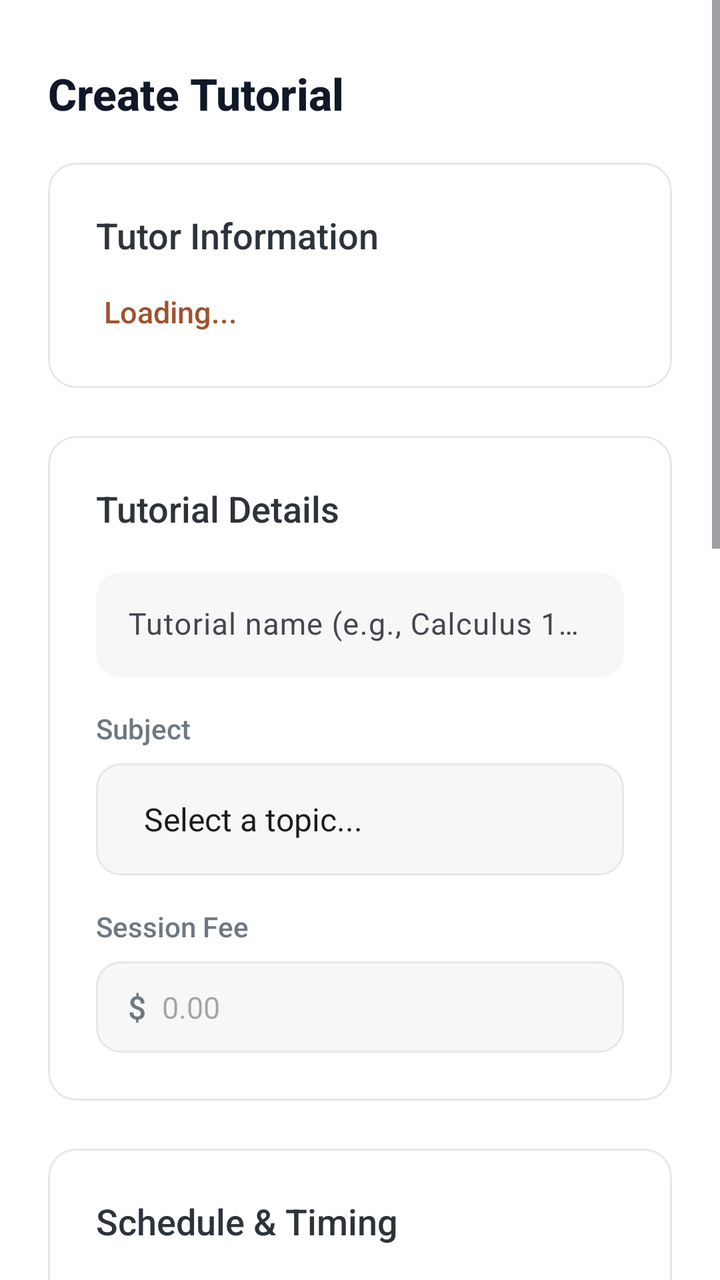
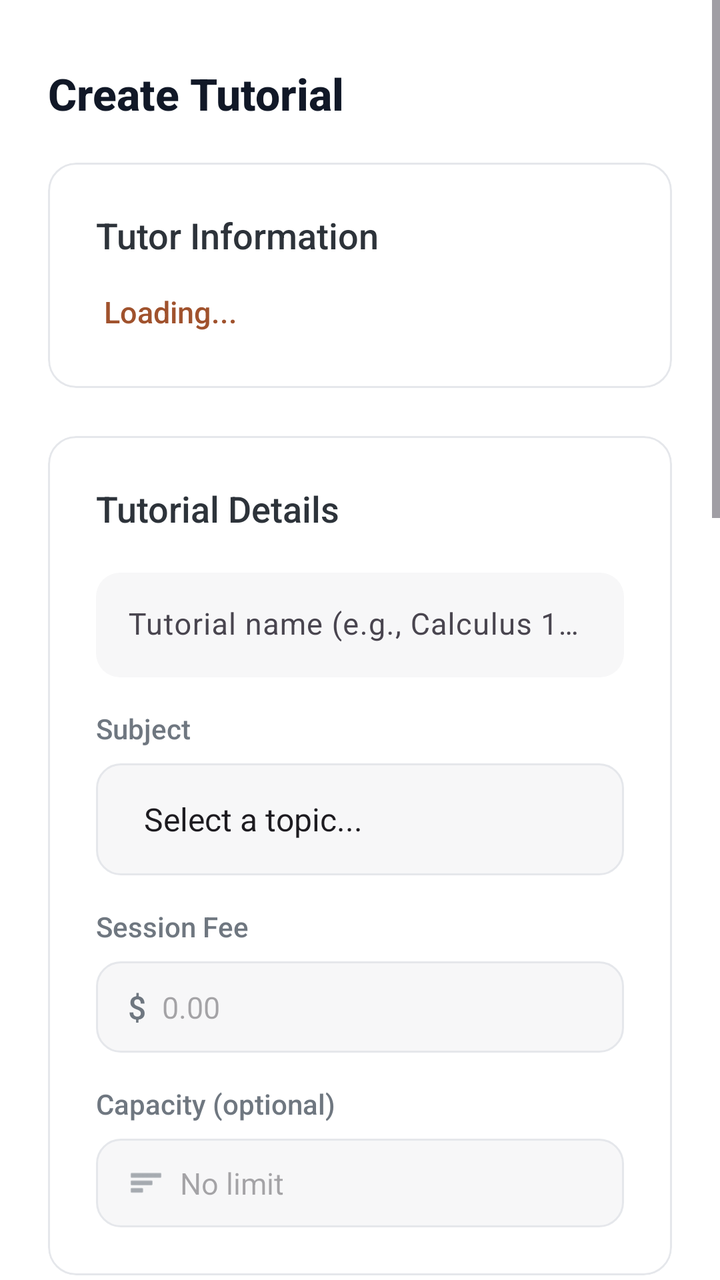

Compare the two renders of this Android layout. The source of the first and the diff that turns it into the second are given below.
<!-- AndroidManifest.xml: application theme Theme.Csci3130Group1 -->
<!-- res/layout/fragment_tutorial_management.xml -->
<?xml version="1.0" encoding="utf-8"?>
<ScrollView xmlns:android="http://schemas.android.com/apk/res/android"
    xmlns:app="http://schemas.android.com/apk/res-auto"
    android:layout_width="match_parent"
    android:layout_height="match_parent"
    android:fillViewport="true"
    android:background="#FFFFFF">

    <LinearLayout
        android:layout_width="match_parent"
        android:layout_height="wrap_content"
        android:orientation="vertical"
        android:paddingLeft="24dp"
        android:paddingRight="24dp"
        android:paddingTop="32dp"
        android:paddingBottom="120dp">

        
        <TextView
            android:layout_width="wrap_content"
            android:layout_height="wrap_content"
            android:text="Create Tutorial"
            android:textSize="22sp"
            android:fontFamily="sans-serif-medium"
            android:textStyle="bold"
            android:textColor="#111827"
            android:layout_marginBottom="20dp"/>

        
        <com.google.android.material.card.MaterialCardView
            android:layout_width="match_parent"
            android:layout_height="wrap_content"
            android:layout_marginBottom="24dp"
            app:cardCornerRadius="14dp"
            app:cardElevation="0dp"
            app:cardBackgroundColor="#FFFFFF"
            app:strokeColor="#E5E7EB"
            app:strokeWidth="1dp">

            <LinearLayout
                android:layout_width="match_parent"
                android:layout_height="wrap_content"
                android:orientation="vertical"
                android:padding="24dp">

                <TextView
                    android:layout_width="wrap_content"
                    android:layout_height="wrap_content"
                    android:text="Tutor Information"
                    android:textSize="18sp"
                    android:textStyle="normal"
                    android:textColor="#2D333A"
                    android:fontFamily="sans-serif-medium"
                    android:layout_marginBottom="12dp"/>

                <TextView
                    android:id="@+id/tutor_name_display"
                    android:layout_width="match_parent"
                    android:layout_height="wrap_content"
                    android:text="Loading..."
                    android:textSize="15sp"
                    android:textColor="#A0522D"
                    android:fontFamily="sans-serif-medium"
                    android:clickable="true"
                    android:focusable="true"
                    android:padding="4dp"/>

            </LinearLayout>
        </com.google.android.material.card.MaterialCardView>

        
        <com.google.android.material.card.MaterialCardView
            android:layout_width="match_parent"
            android:layout_height="wrap_content"
            android:layout_marginBottom="24dp"
            app:cardCornerRadius="14dp"
            app:cardElevation="0dp"
            app:cardBackgroundColor="#FFFFFF"
            app:strokeColor="#E5E7EB"
            app:strokeWidth="1dp">

            <LinearLayout
                android:layout_width="match_parent"
                android:layout_height="wrap_content"
                android:orientation="vertical"
                android:padding="24dp">

                <TextView
                    android:layout_width="wrap_content"
                    android:layout_height="wrap_content"
                    android:text="Tutorial Details"
                    android:textSize="18sp"
                    android:textStyle="normal"
                    android:textColor="#2D333A"
                    android:fontFamily="sans-serif-medium"
                    android:layout_marginBottom="20dp"/>

                
                <com.google.android.material.textfield.TextInputLayout
                    android:layout_width="match_parent"
                    android:layout_height="wrap_content"
                    android:layout_marginBottom="16dp"
                    app:boxBackgroundMode="filled"
                    app:boxBackgroundColor="#F7F7F8"
                    app:boxStrokeWidth="0dp"
                    app:boxStrokeWidthFocused="1dp"
                    app:boxStrokeColor="#E5E7EB"
                    app:boxCornerRadiusTopStart="12dp"
                    app:boxCornerRadiusTopEnd="12dp"
                    app:boxCornerRadiusBottomStart="12dp"
                    app:boxCornerRadiusBottomEnd="12dp"
                    app:hintTextColor="#6F7780">

                    <com.google.android.material.textfield.TextInputEditText
                        android:id="@+id/tutorial_name_input"
                        android:layout_width="match_parent"
                        android:layout_height="wrap_content"
                        android:hint="Tutorial name (e.g., Calculus 101 Basics)"
                        android:textSize="15sp"
                        android:textColor="#2D333A"
                        android:fontFamily="sans-serif"
                        android:inputType="textCapWords"
                        android:maxLength="50"
                        android:padding="16dp" />
                </com.google.android.material.textfield.TextInputLayout>

                
                <TextView
                    android:layout_width="wrap_content"
                    android:layout_height="wrap_content"
                    android:text="Subject"
                    android:textSize="14sp"
                    android:textColor="#6F7780"
                    android:fontFamily="sans-serif-medium"
                    android:layout_marginBottom="8dp"/>

                <Spinner
                    android:id="@+id/topic_spinner"
                    android:layout_width="match_parent"
                    android:layout_height="56dp"
                    android:entries="@array/tutorial_topics"
                    android:background="@drawable/modern_input_background"
                    android:layout_marginBottom="16dp"
                    android:paddingStart="16dp"
                    android:paddingEnd="16dp"/>

                
                <TextView
                    android:layout_width="wrap_content"
                    android:layout_height="wrap_content"
                    android:text="Session Fee"
                    android:textSize="14sp"
                    android:textColor="#6F7780"
                    android:fontFamily="sans-serif-medium"
                    android:layout_marginBottom="8dp"/>

                <LinearLayout
                    android:layout_width="match_parent"
                    android:layout_height="wrap_content"
                    android:orientation="horizontal"
                    android:background="@drawable/modern_input_background"
                    android:paddingStart="16dp"
                    android:paddingEnd="16dp"
                    android:paddingTop="12dp"
                    android:paddingBottom="12dp"
                    android:gravity="center_vertical">

                    <TextView
                        android:layout_width="wrap_content"
                        android:layout_height="wrap_content"
                        android:text="$"
                        android:textSize="16sp"
                        android:textColor="#6F7780"
                        android:textStyle="normal"
                        android:fontFamily="sans-serif-medium"
                        android:layout_marginEnd="8dp"/>

                    <EditText
                        android:id="@+id/fee_input"
                        android:layout_width="match_parent"
                        android:layout_height="wrap_content"
                        android:hint="0.00"
                        android:background="@android:color/transparent"
                        android:textSize="15sp"
                        android:textColor="#2D333A"
                        android:fontFamily="sans-serif"
                        android:inputType="numberDecimal" />

                </LinearLayout>

            </LinearLayout>
        </com.google.android.material.card.MaterialCardView>

        
        <com.google.android.material.card.MaterialCardView
            android:layout_width="match_parent"
            android:layout_height="wrap_content"
            android:layout_marginBottom="24dp"
            app:cardCornerRadius="14dp"
            app:cardElevation="0dp"
            app:cardBackgroundColor="#FFFFFF"
            app:strokeColor="#E5E7EB"
            app:strokeWidth="1dp">

            <LinearLayout
                android:layout_width="match_parent"
                android:layout_height="wrap_content"
                android:orientation="vertical"
                android:padding="24dp">

                <TextView
                    android:layout_width="wrap_content"
                    android:layout_height="wrap_content"
                    android:text="Schedule &amp; Timing"
                    android:textSize="18sp"
                    android:textStyle="normal"
                    android:textColor="#2D333A"
                    android:fontFamily="sans-serif-medium"
                    android:layout_marginBottom="20dp"/>

                
                <TextView
                    android:layout_width="wrap_content"
                    android:layout_height="wrap_content"
                    android:text="Date"
                    android:textSize="14sp"
                    android:textColor="#6F7780"
                    android:fontFamily="sans-serif-medium"
                    android:layout_marginBottom="8dp"/>

                <LinearLayout
                    android:layout_width="match_parent"
                    android:layout_height="wrap_content"
                    android:background="@drawable/modern_input_background"
                    android:paddingStart="16dp"
                    android:paddingEnd="16dp"
                    android:paddingTop="16dp"
                    android:paddingBottom="16dp"
                    android:gravity="center_vertical"
                    android:layout_marginBottom="16dp"
                    android:clickable="true"
                    android:focusable="true"
                    android:id="@+id/date_input_container">

                    <EditText
                        android:id="@+id/date_input"
                        android:layout_width="0dp"
                        android:layout_height="wrap_content"
                        android:layout_weight="1"
                        android:hint="Select date"
                        android:background="@android:color/transparent"
                        android:textSize="15sp"
                        android:textColor="#2D333A"
                        android:fontFamily="sans-serif"
                        android:focusable="false"
                        android:clickable="false"
                        android:cursorVisible="false" />

                    <ImageView
                        android:layout_width="20dp"
                        android:layout_height="20dp"
                        android:src="@android:drawable/ic_menu_my_calendar"
                        android:tint="#6F7780" />

                </LinearLayout>

                
                <TextView
                    android:layout_width="wrap_content"
                    android:layout_height="wrap_content"
                    android:text="Time"
                    android:textSize="14sp"
                    android:textColor="#6F7780"
                    android:fontFamily="sans-serif-medium"
                    android:layout_marginBottom="8dp"/>

                <LinearLayout
                    android:layout_width="match_parent"
                    android:layout_height="wrap_content"
                    android:orientation="horizontal"
                    android:gravity="center_vertical">

                    <LinearLayout
                        android:layout_width="0dp"
                        android:layout_height="wrap_content"
                        android:layout_weight="1"
                        android:background="@drawable/modern_input_background"
                        android:paddingStart="16dp"
                        android:paddingEnd="16dp"
                        android:paddingTop="16dp"
                        android:paddingBottom="16dp"
                        android:gravity="center_vertical"
                        android:layout_marginEnd="8dp"
                        android:clickable="true"
                        android:focusable="true"
                        android:id="@+id/start_time_container">

                        <EditText
                            android:id="@+id/start_time_input"
                            android:layout_width="0dp"
                            android:layout_height="wrap_content"
                            android:layout_weight="1"
                            android:hint="Start time"
                            android:background="@android:color/transparent"
                            android:textSize="15sp"
                            android:textColor="#2D333A"
                            android:fontFamily="sans-serif"
                            android:focusable="false"
                            android:clickable="false"
                            android:cursorVisible="false" />

                        <ImageView
                            android:layout_width="16dp"
                            android:layout_height="16dp"
                            android:src="@android:drawable/ic_menu_recent_history"
                            android:tint="#6F7780" />

                    </LinearLayout>

                    <LinearLayout
                        android:layout_width="0dp"
                        android:layout_height="wrap_content"
                        android:layout_weight="1"
                        android:background="@drawable/modern_input_background"
                        android:paddingStart="16dp"
                        android:paddingEnd="16dp"
                        android:paddingTop="16dp"
                        android:paddingBottom="16dp"
                        android:gravity="center_vertical"
                        android:layout_marginStart="8dp"
                        android:clickable="true"
                        android:focusable="true"
                        android:id="@+id/end_time_container">

                        <EditText
                            android:id="@+id/end_time_input"
                            android:layout_width="0dp"
                            android:layout_height="wrap_content"
                            android:layout_weight="1"
                            android:hint="End time"
                            android:background="@android:color/transparent"
                            android:textSize="15sp"
                            android:textColor="#2D333A"
                            android:fontFamily="sans-serif"
                            android:focusable="false"
                            android:clickable="false"
                            android:cursorVisible="false" />

                        <ImageView
                            android:layout_width="16dp"
                            android:layout_height="16dp"
                            android:src="@android:drawable/ic_menu_recent_history"
                            android:tint="#6F7780" />

                    </LinearLayout>

                </LinearLayout>

            </LinearLayout>
        </com.google.android.material.card.MaterialCardView>


        
        <com.google.android.material.card.MaterialCardView
            android:layout_width="match_parent"
            android:layout_height="wrap_content"
            android:layout_marginBottom="24dp"
            app:cardCornerRadius="14dp"
            app:cardElevation="0dp"
            app:cardBackgroundColor="#FFFFFF"
            app:strokeColor="#E5E7EB"
            app:strokeWidth="1dp">

            <LinearLayout
                android:layout_width="match_parent"
                android:layout_height="wrap_content"
                android:orientation="vertical"
                android:padding="24dp">

                <TextView
                    android:layout_width="wrap_content"
                    android:layout_height="wrap_content"
                    android:text="Location"
                    android:textSize="18sp"
                    android:textStyle="normal"
                    android:textColor="#2D333A"
                    android:fontFamily="sans-serif-medium"
                    android:layout_marginBottom="20dp"/>

                <TextView
                    android:layout_width="wrap_content"
                    android:layout_height="wrap_content"
                    android:text="Venue"
                    android:textSize="14sp"
                    android:textColor="#6F7780"
                    android:fontFamily="sans-serif-medium"
                    android:layout_marginBottom="8dp"/>

                <Spinner
                    android:id="@+id/location_spinner"
                    android:layout_width="match_parent"
                    android:layout_height="56dp"
                    android:background="@drawable/modern_input_background"
                    android:layout_marginBottom="12dp"
                    android:paddingStart="16dp"
                    android:paddingEnd="16dp" />

                <TextView
                    android:id="@+id/selected_location_text"
                    android:layout_width="match_parent"
                    android:layout_height="wrap_content"
                    android:text=""
                    android:textSize="13sp"
                    android:textColor="#6F7780"
                    android:fontFamily="sans-serif"
                    android:layout_marginBottom="8dp"
                    android:visibility="gone" />

                <TextView
                    android:id="@+id/location_status_text"
                    android:layout_width="wrap_content"
                    android:layout_height="wrap_content"
                    android:text="📍 Halifax, NS locations only"
                    android:textSize="13sp"
                    android:textColor="#6F7780"
                    android:fontFamily="sans-serif" />

            </LinearLayout>
        </com.google.android.material.card.MaterialCardView>

        
        <com.google.android.material.card.MaterialCardView
            android:layout_width="match_parent"
            android:layout_height="wrap_content"
            android:layout_marginBottom="32dp"
            app:cardCornerRadius="14dp"
            app:cardElevation="0dp"
            app:cardBackgroundColor="#FFFFFF"
            app:strokeColor="#E5E7EB"
            app:strokeWidth="1dp">

            <LinearLayout
                android:layout_width="match_parent"
                android:layout_height="wrap_content"
                android:orientation="vertical"
                android:padding="24dp">

                <TextView
                    android:layout_width="wrap_content"
                    android:layout_height="wrap_content"
                    android:text="Description"
                    android:textSize="18sp"
                    android:textStyle="normal"
                    android:textColor="#2D333A"
                    android:fontFamily="sans-serif-medium"
                    android:layout_marginBottom="20dp"/>

                <com.google.android.material.textfield.TextInputLayout
                    android:layout_width="match_parent"
                    android:layout_height="wrap_content"
                    app:boxBackgroundMode="filled"
                    app:boxBackgroundColor="#F7F7F8"
                    app:boxStrokeWidth="0dp"
                    app:boxStrokeWidthFocused="1dp"
                    app:boxStrokeColor="#E5E7EB"
                    app:boxCornerRadiusTopStart="12dp"
                    app:boxCornerRadiusTopEnd="12dp"
                    app:boxCornerRadiusBottomStart="12dp"
                    app:boxCornerRadiusBottomEnd="12dp"
                    app:hintTextColor="#6F7780">

                    <com.google.android.material.textfield.TextInputEditText
                        android:id="@+id/description_input"
                        android:layout_width="match_parent"
                        android:layout_height="wrap_content"
                        android:hint="Describe your tutorial session, what you'll cover, and any prerequisites..."
                        android:textSize="15sp"
                        android:textColor="#2D333A"
                        android:fontFamily="sans-serif"
                        android:gravity="top"
                        android:inputType="textMultiLine|textCapSentences"
                        android:lines="4"
                        android:maxLines="6"
                        android:minLines="4"
                        android:padding="16dp"
                        android:scrollbars="vertical" />
                </com.google.android.material.textfield.TextInputLayout>

            </LinearLayout>
        </com.google.android.material.card.MaterialCardView>

        
        <TextView
            android:id="@+id/preview_button"
            android:layout_width="wrap_content"
            android:layout_height="wrap_content"
            android:layout_gravity="end"
            android:text="Preview tutorial"
            android:textColor="#A0522D"
            android:textSize="13sp"
            android:padding="4dp"
            android:fontFamily="sans-serif-medium"
            android:layout_marginBottom="24dp" />


    </LinearLayout>
</ScrollView>
<!-- resources referenced by this layout -->
<resources>
  <string-array name="tutorial_topics">
          <item>Select a topic...</item>
          <item>Mathematics</item>
          <item>Physics</item>
          <item>Chemistry</item>
          <item>Biology</item>
          <item>Computer Science</item>
          <item>English</item>
          <item>History</item>
      </string-array>
  <!-- drawable modern_input_background (drawable) -->
  <?xml version="1.0" encoding="utf-8"?>
  <shape xmlns:android="http://schemas.android.com/apk/res/android">
      <solid android:color="#F7F7F8" />
      <corners android:radius="12dp" />
      <stroke 
          android:width="1dp" 
          android:color="#E5E7EB" />
  </shape>
  <style name="Theme.Csci3130Group1" parent="Base.Theme.Csci3130Group1" />
  <style name="Base.Theme.Csci3130Group1" parent="Theme.Material3.DayNight.NoActionBar">
          
          <item name="colorPrimary">#111827</item>
          <item name="colorOnPrimary">#FFFFFF</item>
          <item name="colorSecondary">#6B7280</item>
          <item name="colorOnSecondary">#FFFFFF</item>
          
          <item name="colorPrimaryContainer">#F3F4F6</item>
          <item name="colorOnPrimaryContainer">#111827</item>
          <item name="colorSecondaryContainer">#F3F4F6</item>
          <item name="colorOnSecondaryContainer">#111827</item>
          <item name="colorTertiary">#9CA3AF</item>
          <item name="colorSurface">#FFFFFF</item>
          <item name="colorOnSurface">#111827</item>
          <item name="colorOutline">#E5E7EB</item>
          <item name="android:navigationBarColor">#FFFFFF</item>
          <item name="android:statusBarColor">#FFFFFF</item>
      </style>
</resources>

<!-- the commit's change to res/layout/fragment_tutorial_management.xml (unified diff, before → after) -->
@@ -185,6 +185,49 @@
                         android:textColor="#2D333A"
                         android:fontFamily="sans-serif"
                         android:inputType="numberDecimal" />
+
+                </LinearLayout>
+
+                
+                <TextView
+                    android:layout_width="wrap_content"
+                    android:layout_height="wrap_content"
+                    android:text="Capacity (optional)"
+                    android:textSize="14sp"
+                    android:textColor="#6F7780"
+                    android:fontFamily="sans-serif-medium"
+                    android:layout_marginTop="16dp"
+                    android:layout_marginBottom="8dp"/>
+
+                <LinearLayout
+                    android:layout_width="match_parent"
+                    android:layout_height="wrap_content"
+                    android:orientation="horizontal"
+                    android:background="@drawable/modern_input_background"
+                    android:paddingStart="16dp"
+                    android:paddingEnd="16dp"
+                    android:paddingTop="12dp"
+                    android:paddingBottom="12dp"
+                    android:gravity="center_vertical">
+
+                    <ImageView
+                        android:layout_width="18dp"
+                        android:layout_height="18dp"
+                        android:src="@android:drawable/ic_menu_sort_by_size"
+                        android:tint="#6F7780"
+                        android:layout_marginEnd="8dp"/>
+
+                    <EditText
+                        android:id="@+id/capacity_input"
+                        android:layout_width="match_parent"
+                        android:layout_height="wrap_content"
+                        android:hint="No limit"
+                        android:background="@android:color/transparent"
+                        android:textSize="15sp"
+                        android:textColor="#2D333A"
+                        android:fontFamily="sans-serif"
+                        android:inputType="number"
+                        android:maxLength="4" />
 
                 </LinearLayout>
 
